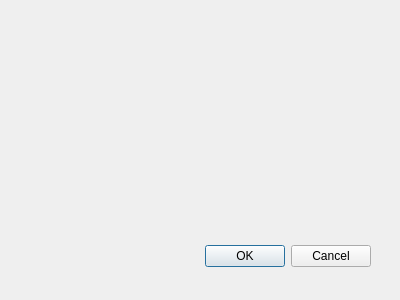
Before: the Qt Designer form our_plugin/our_plugin_dialog_base.ui in IzabelaKk/Wtyczka, drawn with Qt 5.
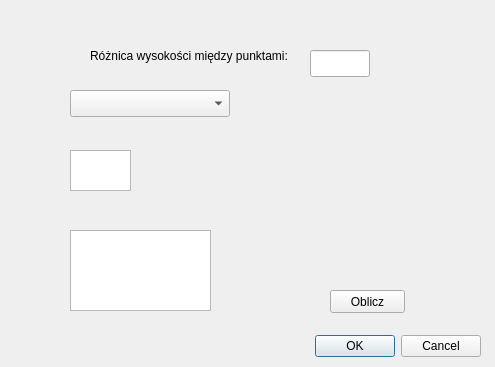
After: the same form once the commit is applied. Custom widgets are drawn as their Qt base class.

Patch:
```diff
--- a/our_plugin/our_plugin_dialog_base.ui
+++ b/our_plugin/our_plugin_dialog_base.ui
@@ -1,22 +1,22 @@
 <ui version="4.0" >
  <class>OurPluginDialogBase</class>
- <widget class="QDialog" name="OurPluginDialogBase" >
-  <property name="geometry" >
+ <widget class="QDialog" name="OurPluginDialogBase">
+  <property name="geometry">
    <rect>
     <x>0</x>
     <y>0</y>
-    <width>400</width>
-    <height>300</height>
+    <width>495</width>
+    <height>367</height>
    </rect>
   </property>
   <property name="windowTitle" >
    <string>Our Plugin</string>
   </property>
-  <widget class="QDialogButtonBox" name="button_box" >
-   <property name="geometry" >
+  <widget class="QDialogButtonBox" name="button_box">
+   <property name="geometry">
     <rect>
-     <x>30</x>
-     <y>240</y>
+     <x>140</x>
+     <y>330</y>
      <width>341</width>
      <height>32</height>
     </rect>
@@ -28,7 +28,88 @@
     <set>QDialogButtonBox::Cancel|QDialogButtonBox::Ok</set>
    </property>
   </widget>
+  <widget class="QLabel" name="label">
+   <property name="geometry">
+    <rect>
+     <x>90</x>
+     <y>40</y>
+     <width>201</width>
+     <height>31</height>
+    </rect>
+   </property>
+   <property name="text">
+    <string>Różnica wysokości między punktami:</string>
+   </property>
+  </widget>
+  <widget class="QPushButton" name="pushButton">
+   <property name="geometry">
+    <rect>
+     <x>330</x>
+     <y>290</y>
+     <width>75</width>
+     <height>23</height>
+    </rect>
+   </property>
+   <property name="text">
+    <string>Oblicz</string>
+   </property>
+  </widget>
+  <widget class="QgsCheckableComboBox" name="mComboBox">
+   <property name="geometry">
+    <rect>
+     <x>70</x>
+     <y>90</y>
+     <width>160</width>
+     <height>27</height>
+    </rect>
+   </property>
+  </widget>
+  <widget class="QListWidget" name="listWidget">
+   <property name="geometry">
+    <rect>
+     <x>70</x>
+     <y>230</y>
+     <width>141</width>
+     <height>81</height>
+    </rect>
+   </property>
+  </widget>
+  <widget class="QgsFilterLineEdit" name="mLineEdit">
+   <property name="geometry">
+    <rect>
+     <x>310</x>
+     <y>50</y>
+     <width>60</width>
+     <height>27</height>
+    </rect>
+   </property>
+   <property name="qgisRelation" stdset="0">
+    <string notr="true"/>
+   </property>
+  </widget>
+  <widget class="QGraphicsView" name="graphicsView">
+   <property name="geometry">
+    <rect>
+     <x>70</x>
+     <y>150</y>
+     <width>61</width>
+     <height>41</height>
+    </rect>
+   </property>
+  </widget>
  </widget>
+ <customwidgets>
+  <customwidget>
+   <class>QgsCheckableComboBox</class>
+   <extends>QComboBox</extends>
+   <header>qgscheckablecombobox.h</header>
+  </customwidget>
+  <customwidget>
+   <class>QgsFilterLineEdit</class>
+   <extends>QLineEdit</extends>
+   <header>qgsfilterlineedit.h</header>
+  </customwidget>
+ </customwidgets>
  <resources/>
  <connections>
   <connection>
```
Left out of the diff: 33 changed lines with no effect on the pictures.
